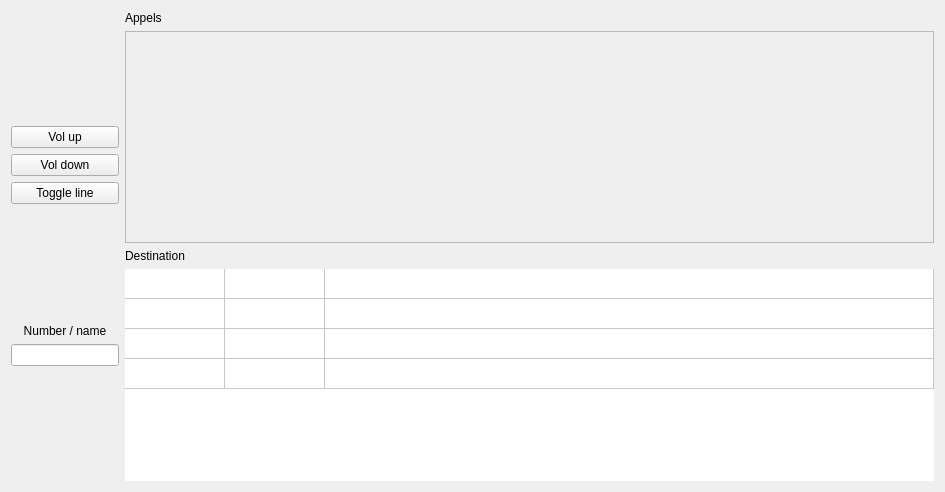
This is plugins/popcaastra/src/popcaastra.ui in wazo-platform/wazo-client-qt as Qt 5 draws it before an edit. The edited form follows.
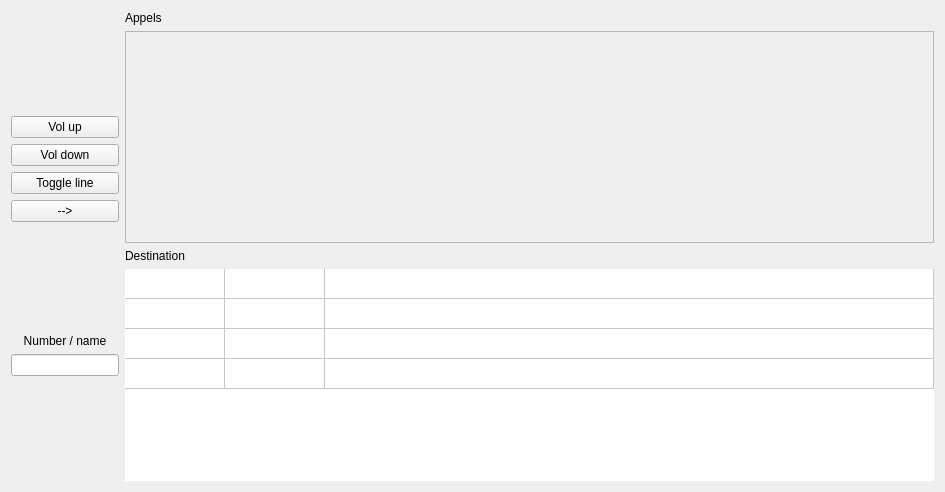
This is the edited form.

Diff of the .ui file:
```diff
--- a/plugins/popcaastra/src/popcaastra.ui
+++ b/plugins/popcaastra/src/popcaastra.ui
@@ -77,6 +77,13 @@
        </property>
       </widget>
      </item>
+     <item>
+      <widget class="QPushButton" name="btn_right">
+       <property name="text">
+        <string>--&gt;</string>
+       </property>
+      </widget>
+     </item>
      <item>
       <spacer name="verticalSpacer">
        <property name="orientation">
```
